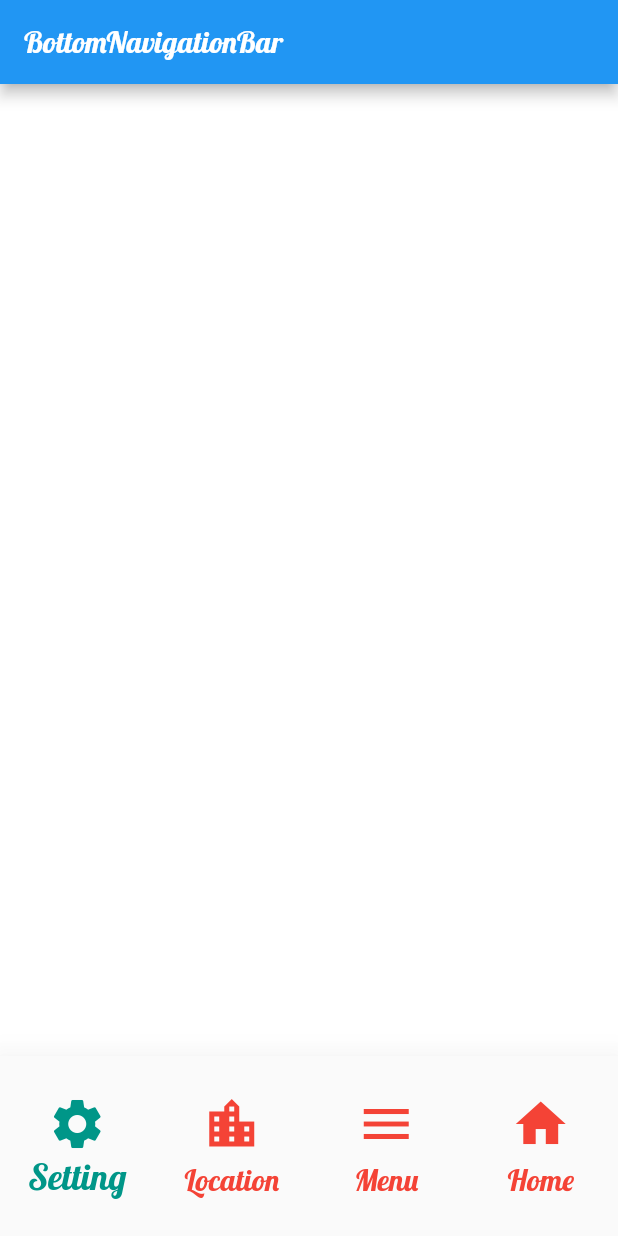
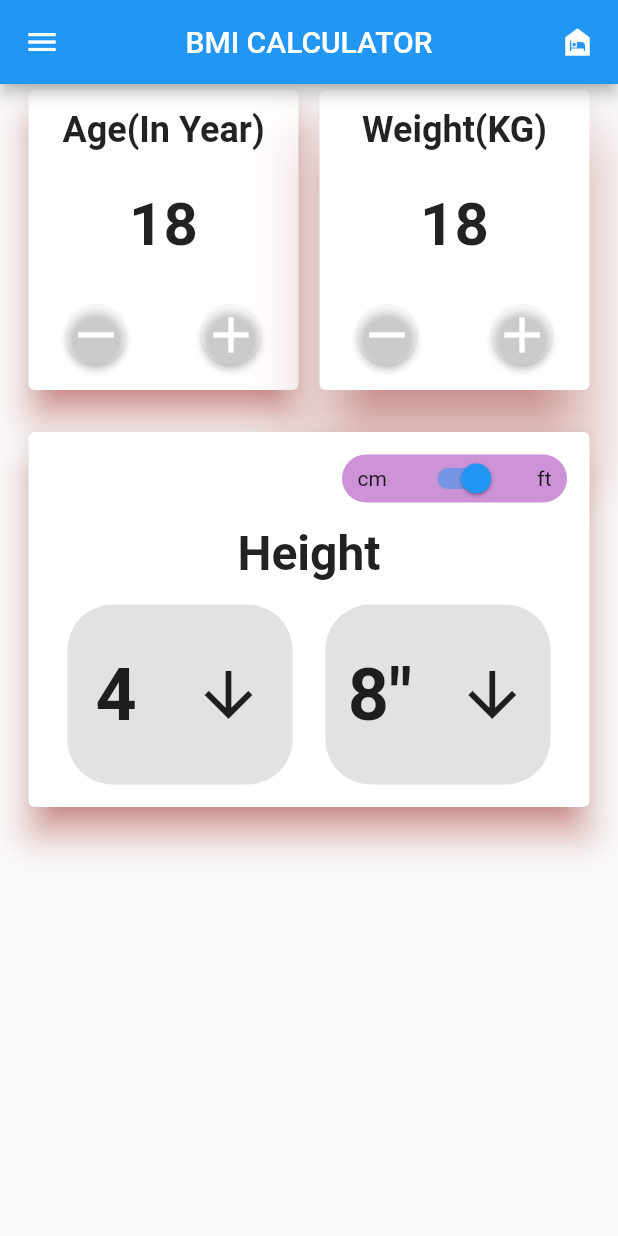
Before and after one commit to jpmehedi/ict-flutter-batch-6, a Flutter app: the screen it shows after launch, on a phone screen of 412 x 824 dp. Run offline on Flutter 3.47's test engine with Material 2 defaults, Android fonts, the phone set to English and light mode, and no system bars.

Commit message:
Layout building

```diff
--- /dev/null
+++ b/lib/bmi/bmi_screen.dart
@@ -0,0 +1,223 @@
+import 'package:flutter/material.dart';
+
+class BmiScreen extends StatelessWidget {
+  const BmiScreen({ Key? key }) : super(key: key);
+
+  @override
+  Widget build(BuildContext context) {
+    return Scaffold(
+      appBar: AppBar(
+        title: Text("bmi calculator".toUpperCase()),
+        centerTitle: true,
+        actions: [
+          Padding(
+            padding: const EdgeInsets.only(right: 15),
+            child: Icon(Icons.night_shelter),
+          )
+        ],
+      ),
+      drawer: Drawer(),
+
+      body: Padding(
+        padding: const EdgeInsets.symmetric(horizontal: 15),
+        child: Column(
+          children: [
+            Container(
+              child: Row(
+                mainAxisAlignment: MainAxisAlignment.spaceBetween,
+                children: [
+                  Card(
+                    elevation: 10,
+                    shadowColor: Colors.red,
+                    child: Container(
+                      height: 200,
+                      width: MediaQuery.of(context).size.width / 2 - 26,
+                      child: Column(
+                        mainAxisAlignment: MainAxisAlignment.spaceAround,
+                        children: [
+                          Text(
+                            "Age(In Year)",
+                            style: TextStyle(
+                              fontSize: 24,
+                              fontWeight: FontWeight.w700
+                            ),
+                          ),
+                          Text(
+                          "18",
+                          style: TextStyle(
+                              fontSize: 40,
+                              fontWeight: FontWeight.w700
+                            ),
+                          ),
+                          Row(
+                            mainAxisAlignment: MainAxisAlignment.spaceAround,
+                            children: [
+                              ElevatedButton(
+                                onPressed: (){},
+                                style: ElevatedButton.styleFrom(
+                                  shape: CircleBorder(),
+                                  primary: Colors.white.withOpacity(0.25)
+                                ),
+                                child: Icon(Icons.remove, size: 40,)
+                              ),
+                              ElevatedButton(
+                                onPressed: (){},
+                                style: ElevatedButton.styleFrom(
+                                  shape: CircleBorder(),
+                                  primary: Colors.white.withOpacity(0.25)
+                                ),
+                                child: Icon(Icons.add, size: 40,)
+                              )
+                            ],
+                          )
+                        ],
+                      ),
+                    ),
+                  ),
+                  Card(
+                    elevation: 20,
+                    shadowColor: Colors.red,
+                    child: Container(
+                      height: 200,
+                      width: MediaQuery.of(context).size.width / 2 - 26,
+                      child: Column(
+                        mainAxisAlignment: MainAxisAlignment.spaceAround,
+                        children: [
+                          Text(
+                            "Weight(KG)",
+                             style: TextStyle(
+                              fontSize: 24,
+                              fontWeight: FontWeight.w700
+                            ),
+                          ),
+                          Text(
+                            "18", style: TextStyle(
+                              fontSize: 40,
+                              fontWeight: FontWeight.w700
+                            ),
+                          ),
+                          Row(
+                            mainAxisAlignment: MainAxisAlignment.spaceAround,
+                            children: [
+                              ElevatedButton(
+                                onPressed: (){},
+                                style: ElevatedButton.styleFrom(
+                                  shape: CircleBorder(),
+                                  primary: Colors.white.withOpacity(0.25)
+                                ),
+                                child: Icon(Icons.remove,size: 40)
+                              ),
+                              ElevatedButton(
+                                onPressed: (){},
+                                style: ElevatedButton.styleFrom(
+                                  shape: CircleBorder(),
+                                  primary: Colors.white.withOpacity(0.25)
+                                ),
+                                child: Icon(Icons.add,size: 40)
+                              )
+                            ],
+                          )
+                        ],
+                      ),
+                    ),
+                  )
+                ],
+              ),
+            ),
+            SizedBox(height: 20,),
+
+            Card(
+              elevation: 10,
+              shadowColor: Colors.red,
+              child: Container(
+                height: 250,
+                padding: const EdgeInsets.all(15.0),
+                child: Column(
+                  mainAxisAlignment: MainAxisAlignment.spaceBetween,
+                  children: [
+                    Row(
+                      mainAxisAlignment: MainAxisAlignment.end,
+                      children: [
+                        Container(
+                          width: 150,
+                          height: 32,
+                          decoration: BoxDecoration(
+                            color: Colors.purple.withOpacity(0.5),
+                            borderRadius: BorderRadius.circular(20)
+                          ),
+                          child: Row(
+                            mainAxisAlignment: MainAxisAlignment.spaceAround,
+                            children: [
+                              Text("cm"),
+                              Switch(
+                                value: true,
+                                onChanged: (bool x){}
+                              ),
+                              Text("ft")
+                            ],
+                          ),
+                        ),
+                      ],
+                    ),
+                    Text("Height", style: TextStyle(
+                      fontSize: 32,
+                      fontWeight: FontWeight.w700
+                    ),),
+                    Row(
+                      mainAxisAlignment: MainAxisAlignment.spaceAround,
+                      children: [
+                        Container(
+                          width: 150,
+                          height: 120,
+                          decoration: BoxDecoration(
+                            color: Colors.grey.withOpacity(0.30),
+                            borderRadius: BorderRadius.circular(30)
+                          ),
+                          child: Row(
+                            mainAxisAlignment: MainAxisAlignment.spaceAround,
+                            children: [
+                              Text(
+                                "4",
+                                style: TextStyle(
+                                  fontSize: 48,
+                                  fontWeight: FontWeight.w700
+                                ),
+                              ),
+                              Icon(Icons.arrow_downward, size: 48,)
+                            ],
+                          ),
+                        ),
+                        Container(
+                          width: 150,
+                          height: 120,
+                          decoration: BoxDecoration(
+                            color: Colors.grey.withOpacity(0.30),
+                            borderRadius: BorderRadius.circular(30)
+                          ),
+                          child: Row(
+                            mainAxisAlignment: MainAxisAlignment.spaceAround,
+                            children: [
+                              Text(
+                                '8"',
+                                style: TextStyle(
+                                  fontSize: 48,
+                                  fontWeight: FontWeight.w700
+                                ),
+                              ),
+                              Icon(Icons.arrow_downward, size: 48,)
+                            ],
+                          ),
+                        )
+                      ],
+                    )
+                  ],
+                ),
+              ),
+            )
+          ],
+        ),
+      ),
+
+    );
+  }
+}
--- a/lib/home_screen.dart
+++ b/lib/home_screen.dart
@@ -68,7 +68,7 @@ class _HomeScreenState extends State<HomeScreen> {
           unselectedFontSize: 20,
           iconSize: 40,
           elevation: 20,
-          // backgroundColor: Colors.black,
+          backgroundColor: Colors.black,
           onTap: (int index){
             setState(() {
               selectedIndex = index;
--- a/lib/main.dart
+++ b/lib/main.dart
@@ -1,5 +1,5 @@
 
-import 'package:demo_project/home_screen.dart';
+import 'package:demo_project/bmi/bmi_screen.dart';
 import 'package:flutter/material.dart';
 
 void main() {
@@ -7,12 +7,12 @@ void main() {
     MaterialApp(
       debugShowCheckedModeBanner: false,
       title: "Demo App",
-      theme: ThemeData(
-        fontFamily: "Lobster"
-      ),
+      // theme: ThemeData(
+      //   fontFamily: "Lobster"
+      // ),
       // home: HomePage()
       // home: ProfileScreen(),
-      home: HomeScreen()
+      home: BmiScreen()
     ),
   );
 }
```
